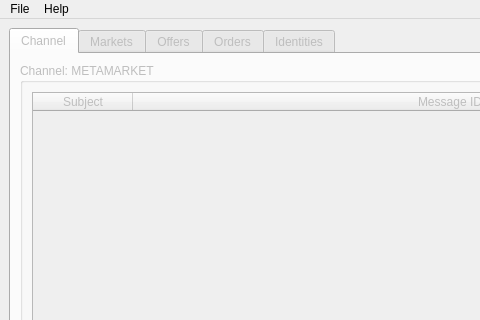
This is qtui/metamarket_qt.ui in metamarcdw/metamarket as Qt 5 draws it before an edit; both pictures show x 0 to 480 and y 0 to 320 of the 800 by 557 pixel window. The edited form follows.
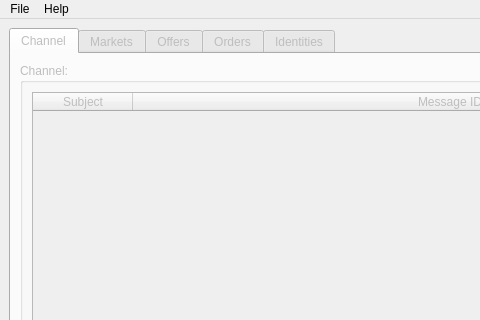
This is the edited form.

The edit to the form file:
```diff
--- a/qtui/metamarket_qt.ui
+++ b/qtui/metamarket_qt.ui
@@ -31,7 +31,7 @@
         <item row="1" column="0">
          <widget class="QGroupBox" name="chanGroupBox">
           <property name="title">
-           <string>Channel: METAMARKET</string>
+           <string>Channel:</string>
           </property>
           <layout class="QGridLayout" name="gridLayout_2">
            <item row="0" column="0">
```
